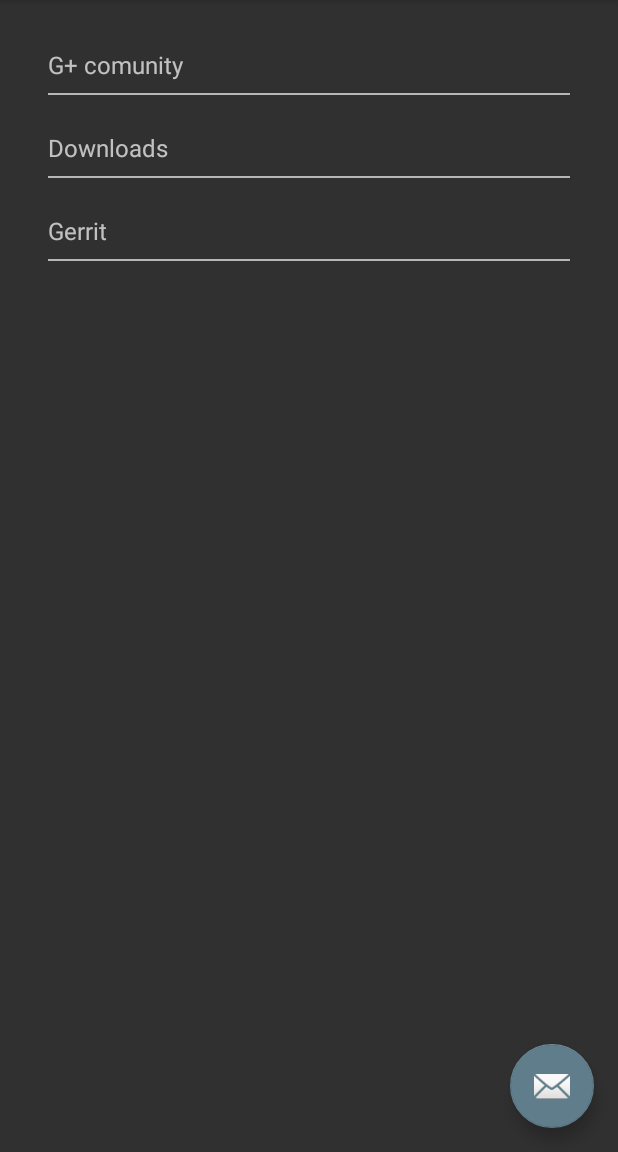
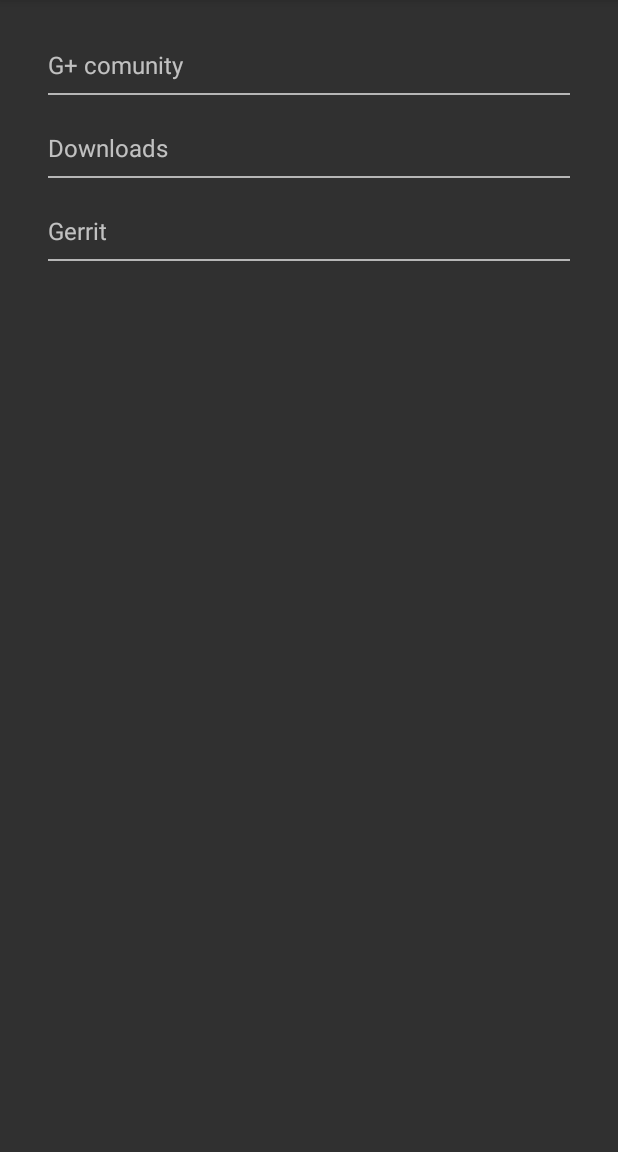
Before and after one commit to SpiritCroc/AicpExtras, an Android app: the screen it shows after launch (MainActivity), on a phone screen of 412 x 824 dp, the part 84-1236 px from its top. Run offline under Robolectric (Android 15) with nearby library versions, the phone set to English and light mode, and no system bars.

Commit message:
Comment out FAB button

```diff
--- a/app/src/main/java/com/lordclockan/aicpextras/MainActivity.java
+++ b/app/src/main/java/com/lordclockan/aicpextras/MainActivity.java
@@ -37,12 +37,12 @@ public class MainActivity extends AppCompatActivity
         tx.replace(R.id.content_main, new AboutFragment());
         tx.commit();
 
-        FloatingActionButton fab = (FloatingActionButton) findViewById(R.id.fab);
+        /*FloatingActionButton fab = (FloatingActionButton) findViewById(R.id.fab);
         fab.setOnClickListener(new View.OnClickListener() {
             @Override
             public void onClick(View view) {
-                /*Snackbar.make(view, "Replace with your own action", Snackbar.LENGTH_LONG)
-                        .setAction("Action", null).show();*/
+                Snackbar.make(view, "Replace with your own action", Snackbar.LENGTH_LONG)
+                        .setAction("Action", null).show();
                 Intent emailIntent =
                         new Intent(Intent.ACTION_SEND);
                 String[] recipients = new String[]{"davor@losinj.com", "",};
@@ -52,7 +52,7 @@ public class MainActivity extends AppCompatActivity
                 startActivity(Intent.createChooser(emailIntent, getString(R.string.send_mail_intent)));
                 finish();
             }
-        });
+        });*/
 
         mDrawer = (DrawerLayout) findViewById(R.id.drawer_layout);
         ActionBarDrawerToggle toggle = new ActionBarDrawerToggle(
--- a/app/src/main/res/layout/about_layout.xml
+++ b/app/src/main/res/layout/about_layout.xml
@@ -16,9 +16,7 @@
         android:layout_gravity="center_horizontal"
         android:textSize="16sp"
         style="TextAppearance.AppCompat.Body1"
-        android:text="@string/g_community"
-        android:clickable="true"
-        android:enabled="true" />
+        android:text="@string/g_community" />
 
     <View
         android:layout_marginTop="8dp"
@@ -34,9 +32,7 @@
         android:layout_gravity="center_horizontal"
         android:textSize="16sp"
         style="TextAppearance.AppCompat.Body1"
-        android:text="@string/aicp_downloads_title"
-        android:clickable="true"
-        android:enabled="true" />
+        android:text="@string/aicp_downloads_title" />
 
     <View
         android:layout_marginTop="8dp"
@@ -52,9 +48,7 @@
         android:layout_gravity="center_horizontal"
         android:textSize="16sp"
         style="TextAppearance.AppCompat.Body1"
-        android:text="@string/aicp_gerrit_title"
-        android:clickable="true"
-        android:enabled="true" />
+        android:text="@string/aicp_gerrit_title" />
 
     <View
         android:layout_marginTop="8dp"
--- a/app/src/main/res/layout/app_bar_main.xml
+++ b/app/src/main/res/layout/app_bar_main.xml
@@ -17,9 +17,9 @@
 
     <include layout="@layout/content_main" />
 
-    <android.support.design.widget.FloatingActionButton android:id="@+id/fab"
+    <!--<android.support.design.widget.FloatingActionButton android:id="@+id/fab"
         android:layout_width="wrap_content" android:layout_height="wrap_content"
         android:layout_gravity="bottom|end" android:layout_margin="@dimen/fab_margin"
-        android:src="@android:drawable/ic_dialog_email" />
+        android:src="@android:drawable/ic_dialog_email" /> -->
 
 </android.support.design.widget.CoordinatorLayout>
```
Also changed, not shown: app/build.gradle (+4 -4 lines), 1 other file.
